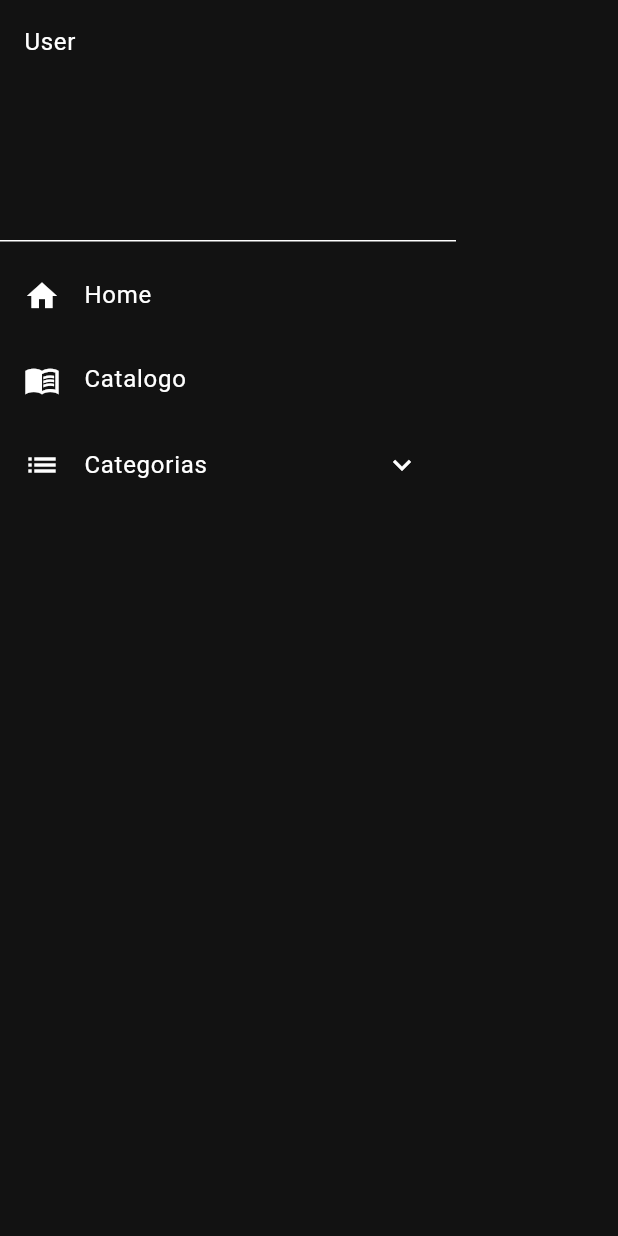
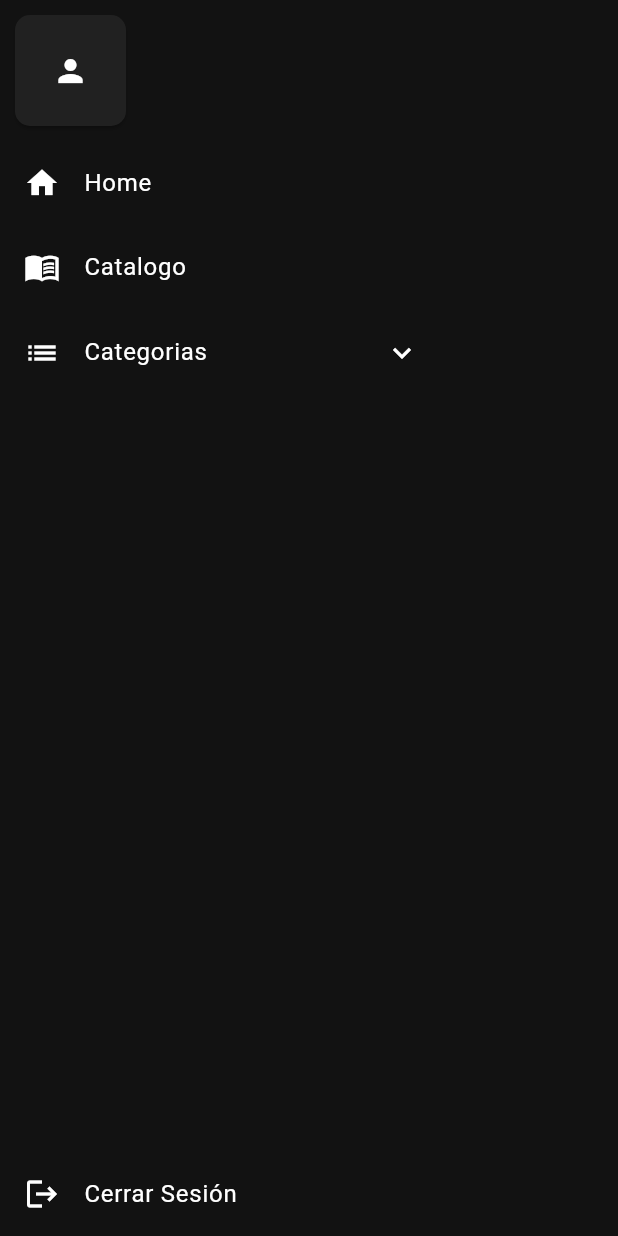
Before and after one commit to Cucho-s-Market/cuchos_market_mobile, a Flutter app: the SidePanel widget shown alone on an empty page, opened directly, on a phone screen of 412 x 824 dp. Run offline on Flutter 3.47's test engine with Material 2 defaults, Android fonts, the light colour scheme and no system bars; our stand-ins replace carousel_slider, flutter_svg; missing offline and left inert: dart:ffi; accounts and stored records are empty; Roboto replaces fonts that are missing (OpenSans).

Commit message:
Se realizan las implementaciones correspondientes para el inicio y fin de sesión realizando los controles correspondientes y conectando la aplicación con el backend.

```diff
--- /dev/null
+++ b/lib/exceptions/credentials_exception.dart
@@ -0,0 +1,10 @@
+class CredentialsException implements Exception {
+  final String message;
+
+  CredentialsException(this.message);
+
+  @override
+  String toString() {
+    return message;
+  }
+}
--- a/lib/models/user.dart
+++ b/lib/models/user.dart
@@ -1,16 +1,22 @@
-import 'dart:ffi';
+class User {
+  final String email;
+  final String password;
+  final String? firstName;
+  final String? lastName;
 
-class User {
-  static final User _instance = User._internal();
-  late Long id;
-  late String firstName;
-  late String lastName;
-  late String email;
-  late String password;
+  User({
+    required this.email,
+    required this.password,
+    this.firstName,
+    this.lastName,
+  });
 
-  factory User() {
-    return _instance;
+  factory User.fromJson({required Map<String, dynamic> json, required String email, required String password}) {
+    return User(
+      email: email,
+      password: password,
+      firstName: json["firstName"],
+      lastName: json["lastName"],
+    );
   }
-
-  User._internal();
 }
--- /dev/null
+++ b/lib/widgets/drawer_session.dart
@@ -0,0 +1,63 @@
+import 'package:cuchos_market_mobile/models/session.dart';
+import 'package:flutter/material.dart';
+
+class DrawerSession extends StatefulWidget {
+  DrawerSession({Key? key}) : super(key: key);
+
+  @override
+  State<DrawerSession> createState() => _DrewerSessionState();
+}
+
+class _DrewerSessionState extends State<DrawerSession> {
+  final Session session = Session();
+
+  @override
+  Widget build(BuildContext context) {
+    return InkWell(
+      onTap: () {},
+      child: Column(
+        crossAxisAlignment: CrossAxisAlignment.start,
+        mainAxisAlignment: MainAxisAlignment.spaceEvenly,
+        children: [
+          InkWell(
+            onTap: () {},
+            child: Row(
+              children: [
+                Card(
+                  shape: const RoundedRectangleBorder(
+                    borderRadius: BorderRadius.all(
+                      Radius.circular(10),
+                    ),
+                  ),
+                  margin: const EdgeInsets.all(10),
+                  color: Colors.grey[900],
+                  child: Container(
+                    padding: const EdgeInsets.all(25),
+                    child: const Icon(Icons.person),
+                  ),
+                ),
+                Column(
+                  crossAxisAlignment: CrossAxisAlignment.start,
+                  children: [
+                    Text(
+                      '${session.user?.firstName} ${session.user?.lastName}',
+                      style: const TextStyle(
+                        fontWeight: FontWeight.bold,
+                      ),
+                    ),
+                    Text(
+                      '${session.user?.email}',
+                      style: const TextStyle(
+                        fontSize: 14,
+                      ),
+                    ),
+                  ],
+                ),
+              ],
+            ),
+          ),
+        ],
+      ),
+    );
+  }
+}
--- a/lib/widgets/promos_carousel.dart
+++ b/lib/widgets/promos_carousel.dart
@@ -1,5 +1,4 @@
 import 'package:carousel_slider/carousel_slider.dart';
-import 'package:cuchos_market_mobile/widgets/section.dart';
 import 'package:flutter/material.dart';
 
 class PromosCarousel extends StatefulWidget {
--- a/lib/widgets/side_panel.dart
+++ b/lib/widgets/side_panel.dart
@@ -1,11 +1,23 @@
 import 'dart:ffi';
 
 import 'package:cuchos_market_mobile/models/category.dart';
+import 'package:cuchos_market_mobile/models/session.dart';
 import 'package:cuchos_market_mobile/pages/catalog_page.dart';
 import 'package:cuchos_market_mobile/pages/home_page.dart';
+import 'package:cuchos_market_mobile/pages/login_page.dart';
+import 'package:cuchos_market_mobile/widgets/drawer_session.dart';
 import 'package:flutter/material.dart';
 
-class SidePanel extends StatelessWidget {
+class SidePanel extends StatefulWidget {
+  const SidePanel({Key? key}) : super(key: key);
+
+  @override
+  State<SidePanel> createState() => _SidePanelState();
+}
+
+class _SidePanelState extends State<SidePanel> {
+  final Session session = Session();
+
   final List<Category> categories = [
     Category(
       id: const Long(),
@@ -32,9 +44,32 @@
       name: 'Category 3',
       description: 'Category 3',
     ),
+    Category(
+      id: const Long(),
+      name: 'Category 1',
+      description: 'Category 1',
+    ),
+    Category(
+      id: const Long(),
+      name: 'Category 1',
+      description: 'Category 1',
+    ),
+    Category(
+      id: const Long(),
+      name: 'Category 1',
+      description: 'Category 1',
+    ),
+    Category(
+      id: const Long(),
+      name: 'Category 1',
+      description: 'Category 1',
+    ),
+    Category(
+      id: const Long(),
+      name: 'Category 1',
+      description: 'Category 1',
+    ),
   ];
-
-  SidePanel({Key? key}) : super(key: key);
 
   List<Widget> generateCategoryWidgets() {
     List<Widget> listTileCategories = [];
@@ -49,17 +84,26 @@
     return listTileCategories;
   }
 
+  void logout() {
+    session.discardSesion();
+
+    Navigator.pushReplacement(
+      context,
+      MaterialPageRoute(
+        builder: (context) => const LoginPage(),
+      ),
+    );
+  }
+
   @override
   Widget build(BuildContext context) {
     return Drawer(
+        child: Column(
+      children: [
+        DrawerSession(),
+        Expanded(
           child: ListView(
             children: [
-          DrawerHeader(
-            decoration: BoxDecoration(
-              color: Theme.of(context).primaryColor,
-            ),
-            child: const Text('User'),
-          ),
               ListTile(
                 leading: const Icon(Icons.home),
                 title: const Text('Home'),
@@ -87,6 +131,13 @@
               ),
             ],
           ),
-    );
+        ),
+        ListTile(
+          leading: const Icon(Icons.logout),
+          title: const Text('Cerrar Sesión'),
+          onTap: logout,
+        ),
+      ],
+    ));
   }
 }
--- a/pubspec.yaml
+++ b/pubspec.yaml
@@ -37,6 +37,7 @@
   cupertino_icons: ^1.0.2
   carousel_slider: ^4.2.1
   flutter_svg: ^2.0.5
+  http: ^0.13.6
 
 dev_dependencies:
   flutter_test:
```
Also changed, not shown: lib/models/session.dart (added, +62 -0 lines), lib/pages/login_page.dart (+23 -9 lines). Lines whose indentation alone changed are shown as unchanged.
